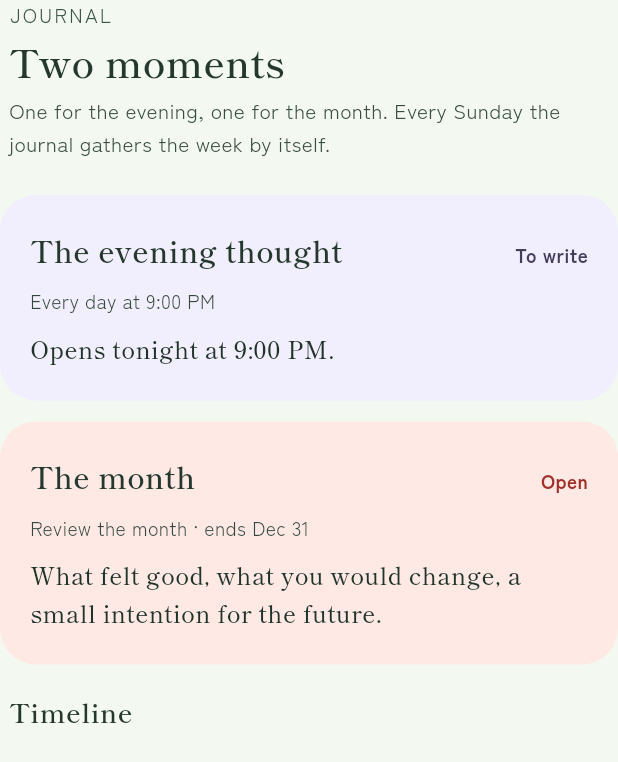
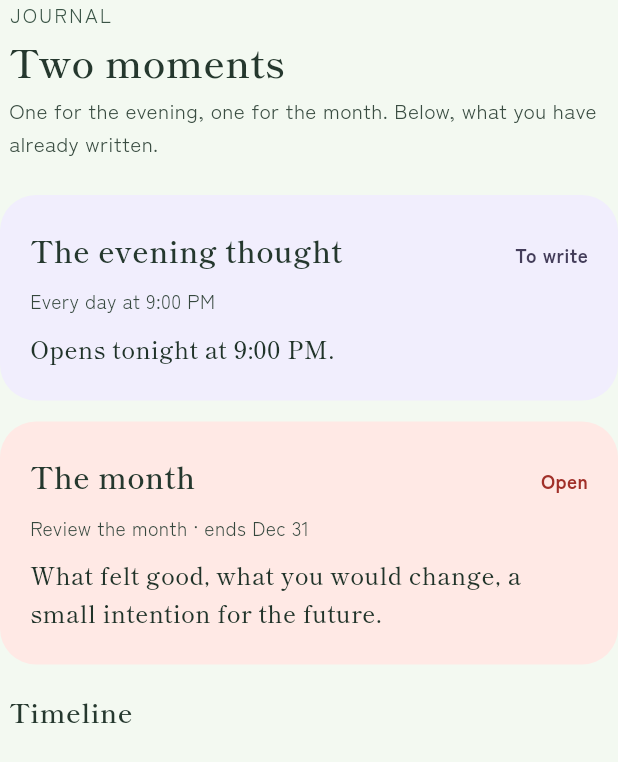
Before and after one commit to AlessioBarbanti/Kakebo, a Flutter app: the Journal widget shown alone on an empty page, opened directly, on a phone screen of 412 x 824 dp. Shown: the top 762 px of the screen. Run offline on Flutter 3.47's test engine with Material 3 defaults, Android fonts, the phone set to English and light mode, and no system bars; our stand-ins replace audioplayers, file_picker, flutter_local_notifications, shared_preferences, timezone; accounts and stored records are empty.

Commit message:
Journal: two moments, the week leaves the diary
The diary introduces two moments, the evening and the month, but the
timeline also carried a Sunday recap with a week question folded under
it. Drop the recap, its reflection field, the "Riepilogo della domenica"
setting and their strings; the intro now points to the timeline below.

Words already written for a week stay in the saved state and in backups
(weeklyReflections), just no longer shown.

Co-Authored-By: Claude Opus 5.5 <noreply@anthropic.com>
Claude-Session: https://claude.ai/code/session_01GuHWpW8AxbpCgJQ4deWia2

```diff
--- a/lib/features/journal/journal.dart
+++ b/lib/features/journal/journal.dart
@@ -1,49 +1,23 @@
 import 'package:flutter/material.dart';
 
 import 'package:kakebo/app/app_scope.dart';
-import 'package:kakebo/features/journal/reflection_field.dart';
 import 'package:kakebo/l10n/formatters.dart';
 import 'package:kakebo/l10n/localization.dart';
-import 'package:kakebo/model/entry.dart';
 import 'package:kakebo/model/period.dart';
-import 'package:kakebo/model/pillar.dart';
 import 'package:kakebo/shared/animations/reveal.dart';
 import 'package:kakebo/shared/theme/color.dart';
-import 'package:kakebo/shared/theme/pillars.dart';
-import 'package:kakebo/shared/theme/seasons.dart';
 import 'package:kakebo/shared/theme/tokens.dart';
 import 'package:kakebo/shared/widgets/controls.dart';
 import 'package:kakebo/state/kakebo.dart';
 
-/// What moved since the week before: the difference, and the pillar that moved it most.
-String _weekChange(List<Entry> week, List<Entry> before) {
-  final delta = sum(week) - sum(before);
-  if (sum(week) == 0) return tr.weekNoSpending;
-  if (delta.abs() < 1) return tr.weekSame;
-  final now = Kakebo.spentBy(week), then = Kakebo.spentBy(before);
-  double moved(String k) => (now[k]! - then[k]!) * delta.sign;
-  final name = pillars[pillars.keys.reduce((a, b) => moved(b) > moved(a) ? b : a)]!.name;
-  return delta > 0 ? tr.weekMore(fmt(delta.round()), name) : tr.weekLess(fmt(-delta.round()), name);
-}
-
-/// Diary history, newest first: evening thoughts, Sunday recaps of this month, sealed months.
-List<(String, String, String, Color, String?)> _timeline(Kakebo app) {
-  final items = <(DateTime, String, String, String, Color, String?)>[];
-  final now = app.now, today = DateTime(now.year, now.month, now.day);
+/// Diary history, newest first: evening thoughts and past months.
+List<(String, String, String, Color)> _timeline(Kakebo app) {
+  final items = <(DateTime, String, String, String, Color)>[];
+  final now = app.now;
   app.thoughts.forEach((k, v) {
     final d = DateTime.parse(k);
-    items.add((d, tr.eveningThought, k == dateKey(now) ? tr.today : shortDay(d), v, ok(.72, .06, 295), null));
+    items.add((d, tr.eveningThought, k == dateKey(now) ? tr.today : shortDay(d), v, ok(.72, .06, 295)));
   });
-  if (app.flags['weekly']!) {
-    final first = app.period.start;
-    List<Entry> between(DateTime from, DateTime to) => app.entries.where((e) => !e.date.isBefore(from) && !e.date.isAfter(to)).toList();
-    for (var mon = DateTime(first.year, first.month, first.day - first.weekday + 1); ; mon = DateTime(mon.year, mon.month, mon.day + 7)) {
-      final sun = DateTime(mon.year, mon.month, mon.day + 6);
-      if (!sun.isBefore(today)) break;
-      final list = between(mon, sun), before = between(DateTime(mon.year, mon.month, mon.day - 7), DateTime(mon.year, mon.month, mon.day - 1));
-      items.add((sun, tr.week('${dayMonth(mon)} – ${dayMonth(sun)}'), fmt(sum(list)), _weekChange(list, before), app.season.ink, dateKey(sun)));
-    }
-  }
   for (final mk in {...app.sealed.keys, ...app.reflections.keys, ...app.improve.keys}) {
     final saved = app.sealed[mk];
     if (saved == null && (mk == monthKey(app.label) || ![app.improve[mk] ?? '', ...?app.reflections[mk]?.values].any((v) => v.trim().isNotEmpty))) continue;
@@ -58,18 +32,10 @@ List<(String, String, String, Color, String?)> _timeline(Kakebo app) {
         if (goal.isNotEmpty) tr.resolutionFor(monthName(next), goal), // the intention written, not a stock line
       ].join('\n\n'),
       sealRed,
-      null,
     ));
   }
-  // Keep written weekly reflections accessible after the budgeting month changes.
-  for (final e in app.weeklyReflections.entries) {
-    if (e.value.trim().isEmpty || items.any((item) => item.$6 == e.key)) continue;
-    final sun = DateTime.parse(e.key);
-    final mon = DateTime(sun.year, sun.month, sun.day - 6);
-    items.add((sun, tr.week('${dayMonth(mon)} – ${dayMonth(sun)}'), '', '', app.season.ink, e.key));
-  }
   items.sort((a, b) => b.$1.compareTo(a.$1));
-  return [for (final (_, kind, meta, text, dot, week) in items) (kind, meta, text, dot, week)];
+  return [for (final (_, kind, meta, text, dot) in items) (kind, meta, text, dot)];
 }
 
 class Journal extends StatefulWidget {
@@ -183,9 +149,8 @@ class _JournalState extends State<Journal> {
                 padding: const EdgeInsets.fromLTRB(6, 0, 6, 8),
                 child: Text(tr.timeline, style: serif(18)),
               ),
-              for (final (kind, meta, text, color, week) in memories.take(visibleMemories))
+              for (final (kind, meta, text, color) in memories.take(visibleMemories))
                 Padding(
-                  key: week == null ? null : ValueKey('week-$week'),
                   padding: const EdgeInsets.symmetric(horizontal: 6),
                   child: IntrinsicHeight(
                     child: Row(
@@ -222,28 +187,6 @@ class _JournalState extends State<Journal> {
                                   ],
                                 ),
                                 if (text.isNotEmpty) Text(text, style: sans(15, h: 1.55)),
-                                if (week != null)
-                                  ExpansionTile(
-                                    tilePadding: EdgeInsets.zero,
-                                    shape: const Border(),
-                                    collapsedShape: const Border(),
-                                    title: Text(tr.weekReflection, style: sans(14, c: muted)),
-                                    subtitle: (app.weeklyReflections[week] ?? '').trim().isEmpty
-                                        ? null
-                                        : Text(app.weeklyReflections[week]!, maxLines: 2, overflow: TextOverflow.ellipsis, style: sans(14, h: 1.5)),
-                                    children: [
-                                      ReflectionField(
-                                        key: ValueKey('reflection-$week'),
-                                        title: tr.weekReflectionPrompt,
-                                        value: app.weeklyReflections[week] ?? '',
-                                        onChanged: (v) => app.update(() => app.weeklyReflections[week] = v),
-                                      ),
-                                      Padding(
-                                        padding: const EdgeInsets.symmetric(vertical: 8),
-                                        child: Text(tr.reflectionAutosaved, style: sans(12, c: muted)),
-                                      ),
-                                    ],
-                                  ),
                               ],
                             ),
                           ),
--- a/lib/features/settings/settings.dart
+++ b/lib/features/settings/settings.dart
@@ -87,7 +87,7 @@ class Settings extends StatelessWidget {
           ),
           row(tr.incomeFixed, tr.incomeFixedHint, value: tr.fixedValue(fmt(app.fixedTotal)), tap: () => app.go('monthStart')),
         ]),
-        group(tr.rhythm, [row(tr.weekly, tr.weeklyHint, flag: 'weekly'), row(tr.proverb, tr.proverbHint, flag: 'phraseOn')]),
+        group(tr.rhythm, [row(tr.proverb, tr.proverbHint, flag: 'phraseOn')]),
         group(tr.evenings, [
           row(tr.thoughtNotice, tr.reminderHint, flag: 'thoughtOn'),
           row(
--- a/lib/l10n/app_en.arb
+++ b/lib/l10n/app_en.arb
@@ -66,10 +66,8 @@
   "monthIntention": "What small intention would you like to carry into next month?",
   "intentionForThisMonth": "An intention to return to",
   "intentionGentle": "You wrote this last month. You can carry it with you, or choose a different path.",
-  "weekReflection": "A moment to reflect",
   "reflectionMemory": "Words from the month",
   "moreMemories": "Show earlier memories",
-  "weekReflectionPrompt": "Is there a choice from this week you would like to make again?",
   "branchRule": "A flower opens for each tenth of the month gone by, as long as spending keeps pace with what is available. It measures pace, not money put aside.",
   "today": "Today",
   "yesterday": "Yesterday",
@@ -98,7 +96,7 @@
   "noneInPillar": "No expenses in this pillar.",
   "journalKicker": "JOURNAL",
   "journalTitle": "Two moments",
-  "journalIntro": "One for the evening, one for the month. Every Sunday the journal gathers the week by itself.",
+  "journalIntro": "One for the evening, one for the month. Below, what you have already written.",
   "everyDayAt": "Every day at {time}",
   "written": "Written",
   "toWrite": "To write",
@@ -109,16 +107,9 @@
   "open": "Open",
   "questionsHint": "What felt good, what you would change, a small intention for the future.",
   "timeline": "Timeline",
-  "week": "The week · {span}",
-  "weekNoSpending": "A week without spending.",
   "backToToday": "Back to Today",
   "choosePillar": "Choose a pillar",
   "reminderHint": "Today's expenses and one happy thought",
-  "weekSame": "Much like the week before.",
-  "weekMore": "{amount} more than the week before, mostly {pillar}.",
-  "@weekMore": {"placeholders": {"amount": {"type": "String"}, "pillar": {"type": "String"}}},
-  "weekLess": "{amount} less than the week before, mostly {pillar}.",
-  "@weekLess": {"placeholders": {"amount": {"type": "String"}, "pillar": {"type": "String"}}},
   "availableLabel": "Available",
   "spentLabel": "Spent",
   "spentOf": "{month}: {spent} of {available}",
@@ -184,8 +175,6 @@
   "incomeFixedHint": "Income, recurring costs, savings and budgets",
   "fixedValue": "{amount} fixed ›",
   "rhythm": "RHYTHM",
-  "weekly": "Sunday summary",
-  "weeklyHint": "The week gathered in the journal, nothing to write",
   "proverb": "Saying of the day",
   "proverbHint": "A thought for today under the greeting; tap for the original and its source",
   "tapToChange": "Tap to change",
--- a/lib/state/kakebo.dart
+++ b/lib/state/kakebo.dart
@@ -31,14 +31,14 @@ class Kakebo extends ChangeNotifier {
   Map<String, String> thoughts = {}; // yyyy-mm-dd → text
   Map<String, String> improve = {}; // yyyy-mm → answer to question 4
   Map<String, Map<String, String>> reflections = {}; // budgeting month → good/change
-  Map<String, String> weeklyReflections = {}; // Sunday yyyy-mm-dd → reflection
+  Map<String, String> weeklyReflections = {}; // Sunday yyyy-mm-dd → reflection; no longer shown, kept so words written in 1.1 are not lost
   Map<String, double> sealed = {}; // yyyy-mm → saved when sealed
   // yyyy-mm → that month's plan: it follows every change while the month runs and stays put once it is over, so changing
   // the rent in October leaves September's figures alone. A month counts only if something was written in it, and each
   // write takes the plan; months without one (before plans were kept, or dated back into) use today's.
   Map<String, Plan> plans = {};
   // thoughtOn: the one evening reminder; breathe: guided breaths before writing the thought (off unless chosen).
-  Map<String, bool> flags = {'weekly': true, 'phraseOn': true, 'thoughtOn': true, 'breathe': false, 'sound': true};
+  Map<String, bool> flags = {'phraseOn': true, 'thoughtOn': true, 'breathe': false, 'sound': true};
   String thoughtTime = '21:00';
   int monthStart = 1; // day the budgeting month begins (1–28), e.g. payday
   Map<String, double>? budgets; // null → what is available, split by the pillars' shares
```
Also changed, not shown: lib/l10n/app_it.arb (+1 -19 lines), lib/l10n/generated/app_localizations.dart, lib/l10n/generated/app_localizations_en.dart, lib/l10n/generated/app_localizations_it.dart, 4 other files.
